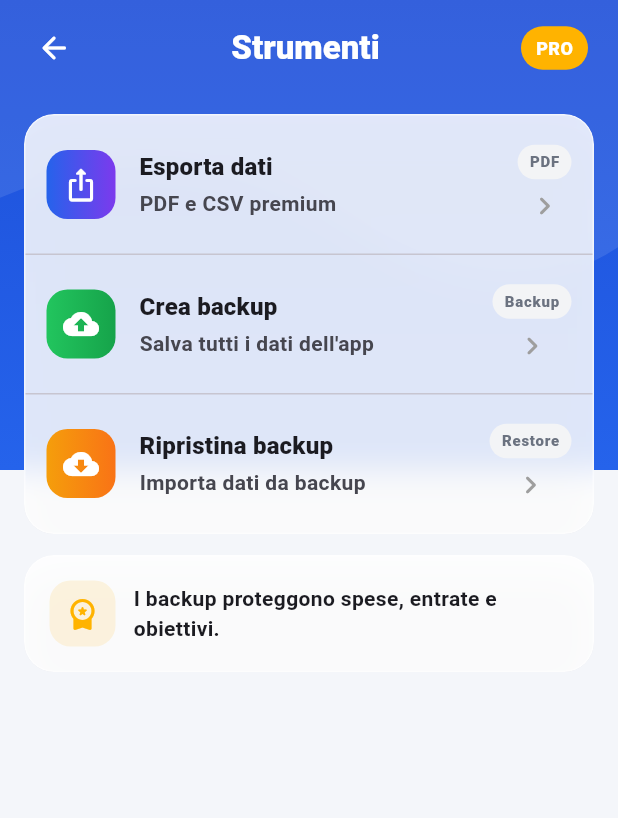
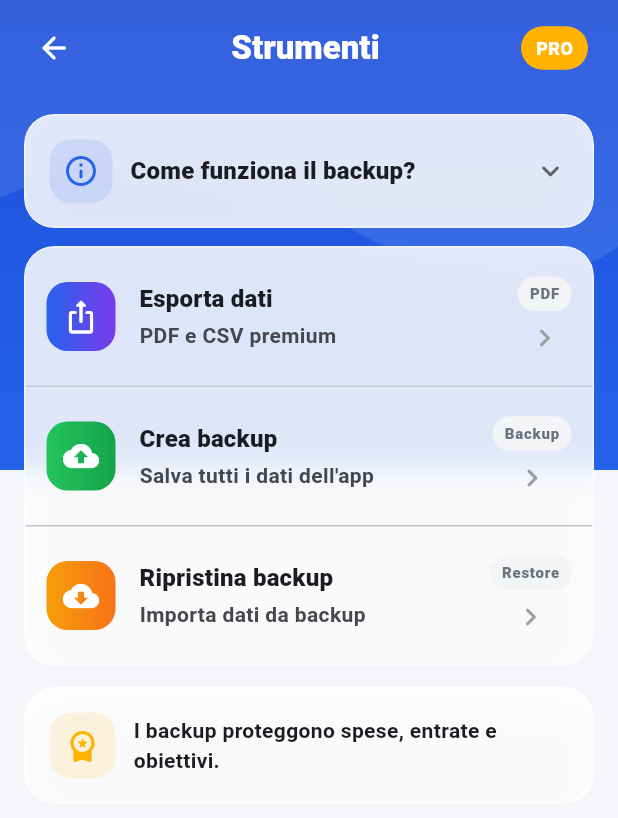
Before and after one commit to danieletaverriti-cpu/quantoposso, a Flutter app: the ToolsScreen screen opened directly with empty values, on a phone screen of 412 x 824 dp. Shown: the top 818 px of the screen. Run offline on Flutter 3.47's test engine with Material 3 defaults, Android fonts, the phone set to English and light mode, and no system bars; our stand-ins replace file_picker, fl_chart, flutter_local_notifications, hive, hive_flutter, image_picker and 6 more; accounts and stored records are empty.

Commit message:
backup automatico

```diff
--- a/lib/ui/screens/settings_screen.dart
+++ b/lib/ui/screens/settings_screen.dart
@@ -196,13 +196,14 @@ Future<void> _clearAvatar() async {
     final snap = _computeBudget();
     final dayAllowance = snap.dayAllowance;
     final spentToday = _spentToday();
+    final todayRemaining = dayAllowance - spentToday;
 
     // Mattina
     if (s.morningBudgetEnabled) {
       await NotificationsService.instance.scheduleMorningBudget(
         hour: s.morningBudgetHour,
         minute: s.morningBudgetMinute,
-        dayAllowance: dayAllowance,
+        todayRemaining: todayRemaining ,
       );
     } else {
       await NotificationsService.instance.cancelMorningBudget();
@@ -1140,11 +1141,103 @@ class ToolsScreen extends StatefulWidget {
   final AppState state;
   const ToolsScreen({super.key, required this.state});
 
+
   @override
   State<ToolsScreen> createState() => _ToolsScreenState();
 }
 
 class _ToolsScreenState extends State<ToolsScreen> {
+   bool _showBackupInfo = false;
+
+Widget _backupInfoCard(ThemeData theme) {
+  return _GlassCard(
+    child: Padding(
+      padding: const EdgeInsets.all(16),
+      child: Column(
+        crossAxisAlignment: CrossAxisAlignment.start,
+        children: [
+          InkWell(
+            borderRadius: BorderRadius.circular(16),
+            onTap: () {
+              setState(() {
+                _showBackupInfo = !_showBackupInfo;
+              });
+            },
+            child: Row(
+              children: [
+                Container(
+                  width: 42,
+                  height: 42,
+                  decoration: BoxDecoration(
+                    color: const Color(0xFF2563EB).withValues(alpha: 0.12),
+                    borderRadius: BorderRadius.circular(14),
+                  ),
+                  child: const Icon(
+                    Icons.info_outline_rounded,
+                    color: Color(0xFF2563EB),
+                  ),
+                ),
+                const SizedBox(width: 12),
+                Expanded(
+                  child: Text(
+                    'Come funziona il backup?',
+                    style: theme.textTheme.titleMedium?.copyWith(
+                      fontWeight: FontWeight.w900,
+                    ),
+                  ),
+                ),
+                Icon(
+                  _showBackupInfo
+                      ? Icons.keyboard_arrow_up_rounded
+                      : Icons.keyboard_arrow_down_rounded,
+                  color: Colors.grey.shade700,
+                ),
+              ],
+            ),
+          ),
+          if (_showBackupInfo) ...[
+            const SizedBox(height: 14),
+            Text(
+              'QuantoPosso salva automaticamente una copia locale dei tuoi dati sul dispositivo ogni volta che modifichi spese, entrate, uscite fisse, obiettivi o impostazioni.',
+              style: theme.textTheme.bodyMedium?.copyWith(
+                height: 1.4,
+                fontWeight: FontWeight.w600,
+              ),
+            ),
+            const SizedBox(height: 10),
+            Text(
+              'Questo ti permette di:',
+              style: theme.textTheme.bodyMedium?.copyWith(
+                fontWeight: FontWeight.w800,
+              ),
+            ),
+            const SizedBox(height: 8),
+            const _BackupBullet(text: 'ripristinare rapidamente l’ultimo backup automatico'),
+            const _BackupBullet(text: 'esportare un backup manuale quando vuoi'),
+            const _BackupBullet(text: 'importare un backup salvato in precedenza'),
+            const SizedBox(height: 12),
+            Container(
+              width: double.infinity,
+              padding: const EdgeInsets.all(12),
+              decoration: BoxDecoration(
+                color: const Color(0xFFF59E0B).withValues(alpha: 0.10),
+                borderRadius: BorderRadius.circular(14),
+              ),
+              child: Text(
+                'Importante: il backup automatico è locale. Se disinstalli l’app o azzeri il dispositivo, i backup automatici potrebbero non essere recuperabili. Per maggiore sicurezza usa anche “Crea backup”.',
+                style: theme.textTheme.bodySmall?.copyWith(
+                  height: 1.4,
+                  fontWeight: FontWeight.w700,
+                  color: const Color(0xFF92400E),
+                ),
+              ),
+            ),
+          ],
+        ],
+      ),
+    ),
+  );
+}
 
   Future<void> _showBusyDialog({
     required String text,
@@ -1232,6 +1325,7 @@ class _ToolsScreenState extends State<ToolsScreen> {
 
     return result ?? false;
   }
+
 
   @override
   Widget build(BuildContext context) {
@@ -1295,6 +1389,10 @@ class _ToolsScreenState extends State<ToolsScreen> {
 
                       const SizedBox(height: 8),
 
+                      _backupInfoCard(theme),
+
+                      const SizedBox(height: 12),
+
                       _GlassCard(
                         child: Column(
                           children: [
@@ -1440,6 +1538,45 @@ class _ToolsScreenState extends State<ToolsScreen> {
     );
   }
 }
+
+class _BackupBullet extends StatelessWidget {
+  final String text;
+
+  const _BackupBullet({required this.text});
+
+  @override
+  Widget build(BuildContext context) {
+    final theme = Theme.of(context);
+
+    return Padding(
+      padding: const EdgeInsets.only(bottom: 6),
+      child: Row(
+        crossAxisAlignment: CrossAxisAlignment.start,
+        children: [
+          const Padding(
+            padding: EdgeInsets.only(top: 4),
+            child: Icon(
+              Icons.check_circle_rounded,
+              size: 16,
+              color: Color(0xFF16A34A),
+            ),
+          ),
+          const SizedBox(width: 8),
+          Expanded(
+            child: Text(
+              text,
+              style: theme.textTheme.bodyMedium?.copyWith(
+                fontWeight: FontWeight.w600,
+                height: 1.35,
+              ),
+            ),
+          ),
+        ],
+      ),
+    );
+  }
+}
+
 class _ToolTile extends StatelessWidget {
   final IconData icon;
   final Gradient gradient;
--- a/pubspec.yaml
+++ b/pubspec.yaml
@@ -1,7 +1,7 @@
 name: quantoposso
 description: App semplice per controllo spese (giornaliere + fisse) con obiettivi e promemoria.
 publish_to: "none"
-version: 1.0.2+38
+version: 1.0.2+40
 
 environment:
   sdk: ">=3.6.0 <4.0.0"
```
Also changed, not shown: lib/app/state.dart (+4 -4 lines), lib/services/backup_service.dart (+146 -72 lines), lib/ui/screens/home_shell.dart (+9 -8 lines).
